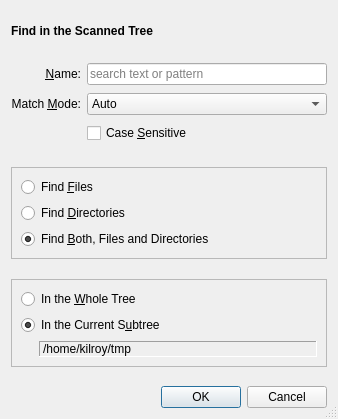
Before: the Qt Designer form src/find-files-dialog.ui in shundhammer/qdirstat, drawn with Qt 5.
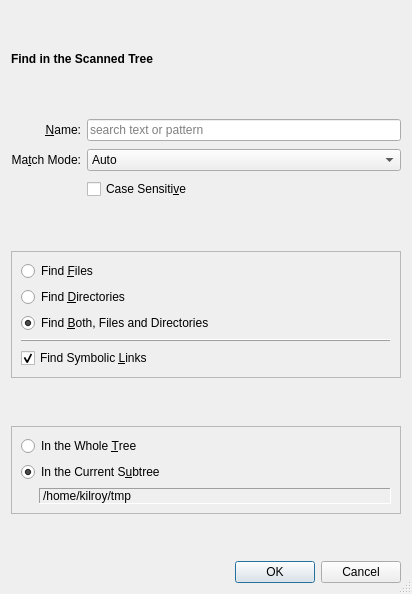
After: the same form once the commit is applied.

Commit message: Find symlinks optional in find files

```diff
--- a/src/find-files-dialog.ui
+++ b/src/find-files-dialog.ui
@@ -6,8 +6,8 @@
    <rect>
     <x>0</x>
     <y>0</y>
-    <width>338</width>
-    <height>419</height>
+    <width>412</width>
+    <height>594</height>
    </rect>
   </property>
   <property name="windowTitle">
@@ -126,7 +126,7 @@
         </sizepolicy>
        </property>
        <property name="text">
-        <string>Match &amp;Mode:</string>
+        <string>Ma&amp;tch Mode:</string>
        </property>
        <property name="alignment">
         <set>Qt::AlignRight|Qt::AlignTrailing|Qt::AlignVCenter</set>
@@ -201,7 +201,7 @@
      <item row="2" column="1">
       <widget class="QCheckBox" name="caseSensitiveCheckBox">
        <property name="text">
-        <string>Case &amp;Sensitive</string>
+        <string>Case Sensiti&amp;ve</string>
        </property>
        <property name="checked">
         <bool>false</bool>
@@ -265,6 +265,26 @@
         </property>
        </widget>
       </item>
+      <item>
+       <widget class="QFrame" name="frame_3">
+        <property name="frameShape">
+         <enum>QFrame::HLine</enum>
+        </property>
+        <property name="frameShadow">
+         <enum>QFrame::Raised</enum>
+        </property>
+       </widget>
+      </item>
+      <item>
+       <widget class="QCheckBox" name="findSymLinksCheckBox">
+        <property name="text">
+         <string>Find Symbolic &amp;Links</string>
+        </property>
+        <property name="checked">
+         <bool>true</bool>
+        </property>
+       </widget>
+      </item>
      </layout>
     </widget>
    </item>
@@ -296,7 +316,7 @@
       <item>
        <widget class="QRadioButton" name="wholeTreeRadioButton">
         <property name="text">
-         <string>In the &amp;Whole Tree</string>
+         <string>In the Whole &amp;Tree</string>
         </property>
        </widget>
       </item>
```
The commit also changes 4 other files.
